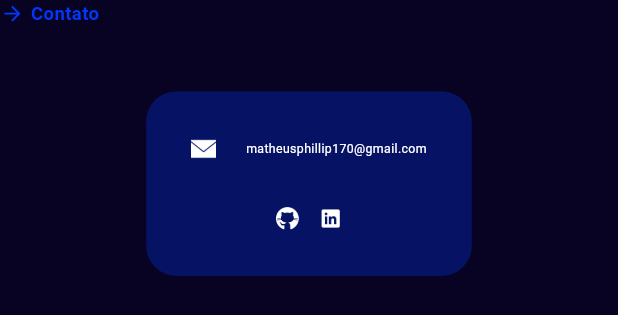
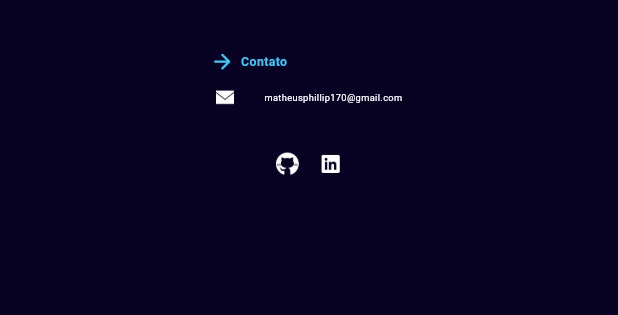
Before and after one commit to MatheusConaga/portifolio, a Flutter app: the Contato widget shown alone on an empty page, opened directly, on a phone screen of 412 x 824 dp. Shown: the top 315 px of the screen. Run offline on Flutter 3.47's test engine with Material 3 defaults, Android fonts, the light colour scheme and no system bars.

Commit message:
mudanças nos tamanhos dos textos e visual

```diff
--- a/lib/components/secao.dart
+++ b/lib/components/secao.dart
@@ -15,20 +15,20 @@
     var largura = MediaQuery.of(context).size.width ;
 
     return Padding(
-      padding: EdgeInsets.only(bottom: 10),
+      padding: EdgeInsets.only(top: largura * 0.08, bottom: largura * 0.02,),
       child: Row(
         children: [
           Icon(
             Icons.arrow_forward_rounded,
-            color: AppColors.blue,
+            color: AppColors.info,
             size: largura * 0.04,
           ),
           SizedBox(width: largura * 0.01,),
           Text(
             this.titulo,
             style: TextStyle(
-              color: AppColors.blue,
-              fontSize: largura * 0.03,
+              color: AppColors.info,
+              fontSize: largura * 0.02,
               fontWeight: FontWeight.bold,
             ),
           ),
--- a/lib/pages/contato.dart
+++ b/lib/pages/contato.dart
@@ -2,6 +2,7 @@
 import 'package:flutter/material.dart';
 import 'package:portifolio/components/secao.dart';
 import 'package:portifolio/styles/appColors.dart';
+import 'package:portifolio/styles/spacing.dart';
 import 'package:url_launcher/url_launcher.dart';
 
 
@@ -19,18 +20,13 @@
     var largura = MediaQuery.of(context).size.width ;
     var altura = MediaQuery.of(context).size.height;
 
-    return Column(
+    return Container(
+      padding: EdgeInsets.only(left: Dbordas, right: Dbordas),
+      child: Column(
         children: [
           Secao(titulo: "Contato"),
-          Padding(
-            padding: EdgeInsets.only(top: altura * 0.04, left: largura * 0.04, right: largura * 0.04),
-            child: IntrinsicWidth(
-              child: Container(
-                padding: EdgeInsets.all(30),
-                decoration: BoxDecoration(
-                  color: AppColors.blue.withOpacity(0.3),
-                  borderRadius: BorderRadius.circular(20),
-                ),
+          Container(
+            padding: EdgeInsets.all(1),
             child: Column(
               children: [
                 Padding(
@@ -50,7 +46,7 @@
                       children: [
                         Image.asset(
                           "assets/tecno/email.png",
-                              width: largura * 0.04,
+                          width: largura * 0.03,
                         ),
                         Padding(
                           padding: EdgeInsets.only(left: 20),
@@ -58,7 +54,7 @@
                             "matheusphillip170@gmail.com",
                             style: TextStyle(
                               color: AppColors.white,
-                                  fontSize: largura * 0.02,
+                              fontSize: largura * 0.015,
                               // decoration: TextDecoration.underline,
                             ),
                           ),
@@ -94,9 +90,8 @@
               ],
             ),
           ),
+        ],
       ),
-          ),
-        ],
     );
   }
 }
--- a/lib/styles/appColors.dart
+++ b/lib/styles/appColors.dart
@@ -1,11 +1,18 @@
 import 'package:flutter/material.dart';
 
 class AppColors {
-  static const Color darkblue = Color(0xFF080322);
-  static const Color projblue = Color(0xFF000441);
-  static const Color blue = Color(0xFF0138FF);
-  static const Color bgblue = Color(0xFF002FFF);
+
   static const Color white = Color(0xFFFFFFFF);
+  static const Color bgblue = Color(0xFF080322);
+  static const Color shadowblue = Color(0xFF000441);
+  static const Color darkblue = Color(0xFF061064);
+  static const Color blue = Color(0xFF3366FF);
+  static const Color info = Color(0xFF37CBFB);
+  static const Color success = Color(0xFF80D61D);
+  static const Color warning = Color(0xFFFEAF30);
+  static const Color danger = Color(0xFFFF4B3A);
+
+
 
 
 
--- a/lib/styles/appTheme.dart
+++ b/lib/styles/appTheme.dart
@@ -4,7 +4,8 @@
 class AppTheme{
 
   static ThemeData theme = ThemeData(
-    scaffoldBackgroundColor: AppColors.darkblue,
+    scaffoldBackgroundColor: AppColors.bgblue,
+
   );
 
 }
--- /dev/null
+++ b/lib/styles/spacing.dart
@@ -0,0 +1,8 @@
+import 'package:flutter/material.dart';
+
+
+// const largura = MediaQuery.of(context).size.width ;
+// const altura = MediaQuery.of(context).size.height;
+
+const double Dbordas = 140;
+const double Dbar = 90;
```
Also changed, not shown: lib/components/projectItem.dart (+13 -6 lines), lib/pages/apresentacao.dart (+13 -29 lines), lib/pages/direitos.dart (+10 -7 lines), lib/pages/inicio.dart (+6 -17 lines), lib/pages/projetos.dart (+14 -1 lines), lib/pages/sobre.dart (+65 -19 lines). Lines whose indentation alone changed are shown as unchanged.
